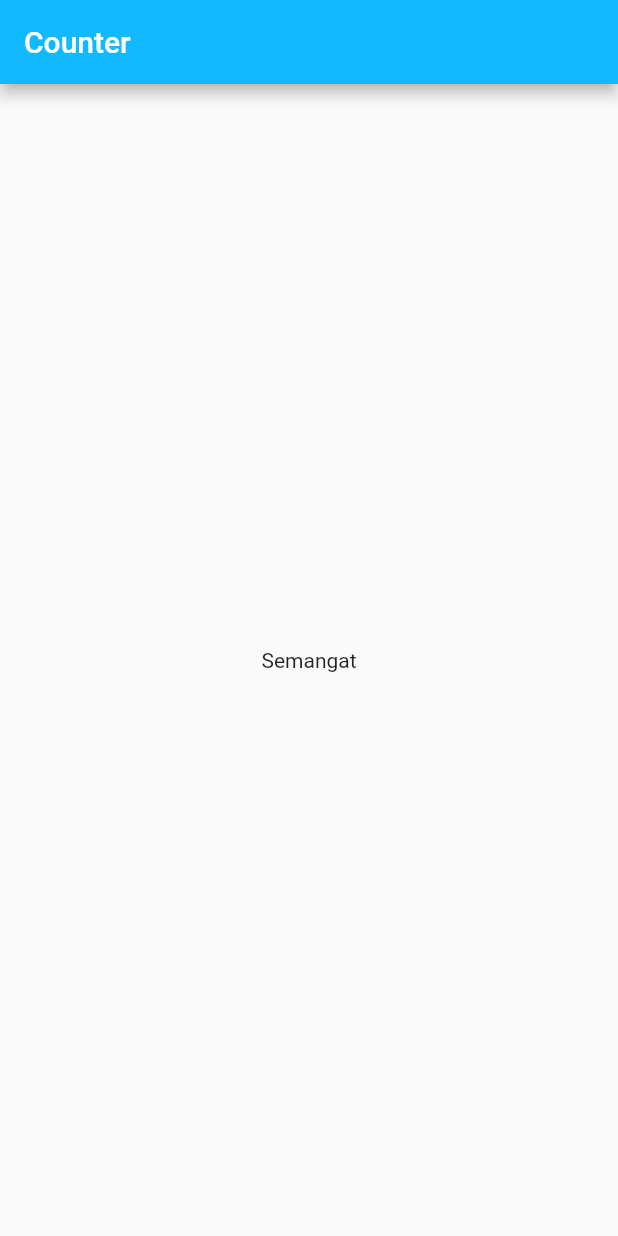
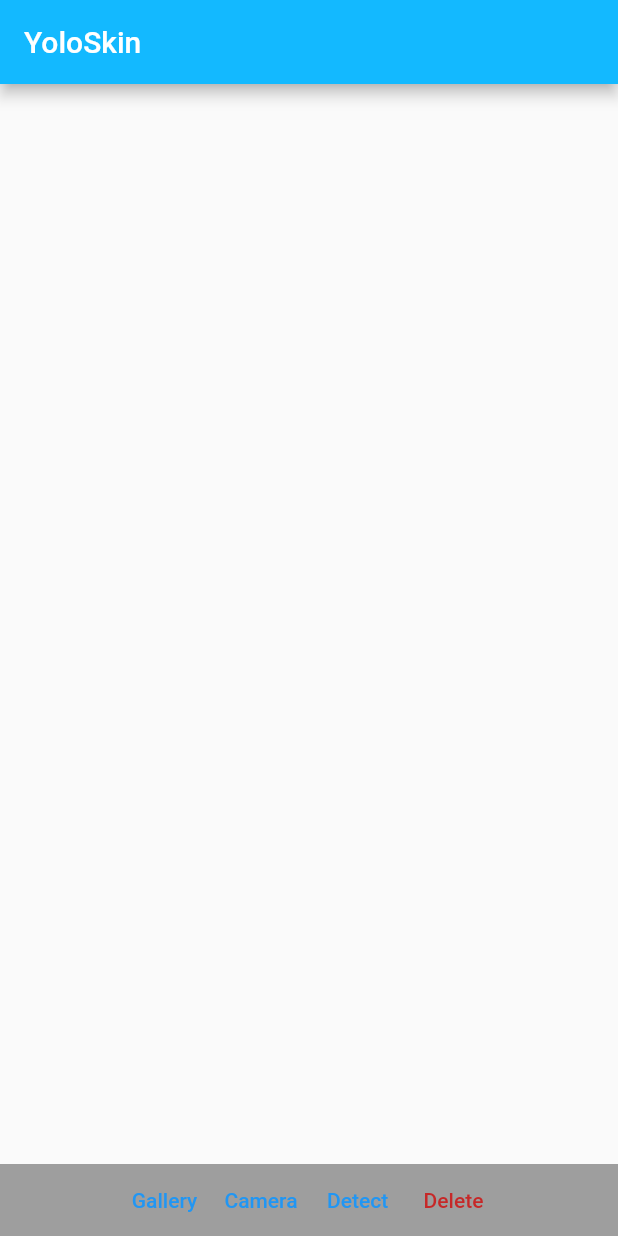
Before and after one commit to masrimanas/YoloSkin, a Flutter app: the screen it shows after launch, on a phone screen of 412 x 824 dp. Run offline on Flutter 3.47's test engine with Material 2 defaults, Android fonts, the phone set to English and light mode, and no system bars; our stand-ins replace bloc, dartz, equatable, get_it, image_picker; missing offline and left inert: pytorch_mobile; generated files the repository leaves out were written again.

Commit message:
✨ acne detection feature added

```diff
--- /dev/null
+++ b/assets/labels.csv
@@ -0,0 +1 @@
+0, 'face'
--- a/lib/app/view/app.dart
+++ b/lib/app/view/app.dart
@@ -1,6 +1,6 @@
 import 'package:flutter/material.dart';
 import 'package:flutter_localizations/flutter_localizations.dart';
-import 'package:yolo_skin/features/acne_solution/view/acne_solution_page.dart';
+import 'package:yolo_skin/features/acne_solution/acne_solution.dart';
 import 'package:yolo_skin/l10n/l10n.dart';
 
 class App extends StatelessWidget {
--- /dev/null
+++ b/lib/features/acne_solution/utils/exception.dart
@@ -0,0 +1,6 @@
+class ImageException implements Exception {
+  const ImageException({
+    required this.message,
+  });
+  final String message;
+}
--- /dev/null
+++ b/lib/features/acne_solution/utils/failure.dart
@@ -0,0 +1,18 @@
+import 'package:equatable/equatable.dart';
+
+abstract class Failure extends Equatable {
+  const Failure(this.message);
+
+  final String message;
+
+  @override
+  List<Object> get props => [message];
+}
+
+class DetectionFailure extends Failure {
+  const DetectionFailure(super.message);
+}
+
+class ImageFailure extends Failure {
+  const ImageFailure(super.message);
+}
--- a/lib/features/acne_solution/view/acne_solution_page.dart
+++ b/lib/features/acne_solution/view/acne_solution_page.dart
@@ -5,8 +5,12 @@
 // license that can be found in the LICENSE file or at
 // https://opensource.org/licenses/MIT.
 
+import 'dart:developer';
+import 'dart:io' show File;
+
 import 'package:flutter/material.dart';
-import 'package:flutter_bloc/flutter_bloc.dart';
+import 'package:yolo_skin/features/acne_solution/data/repository/acne_repository.dart';
+import 'package:yolo_skin/injection.dart' as di;
 import 'package:yolo_skin/l10n/l10n.dart';
 
 class AcneSolutionPage extends StatelessWidget {
@@ -22,28 +26,105 @@ class AcneSolutionPage extends StatelessWidget {
   }
 }
 
-class AcneSolutionView extends StatelessWidget {
+class AcneSolutionView extends StatefulWidget {
   const AcneSolutionView({super.key});
+
+  @override
+  State<AcneSolutionView> createState() => _AcneSolutionViewState();
+}
+
+class _AcneSolutionViewState extends State<AcneSolutionView> {
+  final repo = AcneRepositoryImpl(di.locator());
+  File? _file;
 
   @override
   Widget build(BuildContext context) {
     final l10n = context.l10n;
     return Scaffold(
-      appBar: AppBar(title: Text(l10n.counterAppBarTitle)),
-      body: const Center(
-        child: Text('Semangat'),
+      appBar: AppBar(title: const Text('YoloSkin')),
+      body: SafeArea(
+        child: Column(
+          mainAxisAlignment: MainAxisAlignment.end,
+          children: [
+            if (_file != null)
+              Expanded(
+                child: Image.file(
+                  _file!,
+                  fit: BoxFit.cover,
+                ),
+              ),
+            Container(
+              color: Colors.grey,
+              child: Row(
+                mainAxisAlignment: MainAxisAlignment.center,
+                children: [
+                  TextButton(
+                    child: const Text('Gallery'),
+                    onPressed: () async {
+                      final result = await repo.getImageFromGallery();
+                      result.fold(
+                        (failure) => log(failure.message),
+                        (data) => setState(() {
+                          _file = data;
+                        }),
+                      );
+                    },
+                  ),
+                  TextButton(
+                    child: const Text('Camera'),
+                    onPressed: () async {
+                      final result = await repo.getImageFromCamera();
+                      result.fold(
+                        (failure) => log(failure.message),
+                        (data) => setState(() {
+                          _file = data;
+                        }),
+                      );
+                    },
+                  ),
+                  TextButton(
+                    child: const Text('Detect'),
+                    onPressed: () async {
+                      if (_file != null) {
+                        final result = await repo.detectAcne(_file!);
+                        result.fold(
+                          (failure) => log(failure.message),
+                          (data) async {
+                            final result = data['result'].toString();
+                            log(result);
+                          },
+                        );
+                      }
+                    },
+                  ),
+                  TextButton(
+                    child: Text(
+                      'Delete',
+                      style: TextStyle(color: Colors.red[800]),
+                    ),
+                    onPressed: () {
+                      setState(() {
+                        _file = null;
+                      });
+                    },
+                  ),
+                ],
+              ),
+            ),
+          ],
+        ),
       ),
     );
   }
 }
 
-class AcneSolutionText extends StatelessWidget {
-  const AcneSolutionText({super.key});
+// class AcneSolutionText extends StatelessWidget {
+//   const AcneSolutionText({super.key});
 
-  @override
-  Widget build(BuildContext context) {
-    final theme = Theme.of(context);
+//   @override
+//   Widget build(BuildContext context) {
+//     final theme = Theme.of(context);
 
-    return Text('Bisa!', style: theme.textTheme.headline1);
-  }
-}
+//     return Text('Bisa!', style: theme.textTheme.headline1);
+//   }
+// }
--- a/lib/main_development.dart
+++ b/lib/main_development.dart
@@ -1,8 +1,10 @@
 import 'package:flutter/cupertino.dart';
 import 'package:yolo_skin/app/app.dart';
-import 'package:yolo_skin/bootstrap.dart';
+import 'package:yolo_skin/injection.dart' as di;
 
-void main() {
+void main() async {
+  WidgetsFlutterBinding.ensureInitialized();
   // bootstrap(() => const App());
+  di.init();
   runApp(const App());
 }
--- a/lib/main_production.dart
+++ b/lib/main_production.dart
@@ -1,8 +1,10 @@
 import 'package:flutter/cupertino.dart';
 import 'package:yolo_skin/app/app.dart';
-import 'package:yolo_skin/bootstrap.dart';
+import 'package:yolo_skin/injection.dart' as di;
 
-void main() {
+void main() async {
+  WidgetsFlutterBinding.ensureInitialized();
   // bootstrap(() => const App());
+  di.init();
   runApp(const App());
 }
--- a/lib/main_staging.dart
+++ b/lib/main_staging.dart
@@ -1,8 +1,10 @@
 import 'package:flutter/cupertino.dart';
 import 'package:yolo_skin/app/app.dart';
-import 'package:yolo_skin/bootstrap.dart';
+import 'package:yolo_skin/injection.dart' as di;
 
-void main() {
+void main() async {
+  WidgetsFlutterBinding.ensureInitialized();
   // bootstrap(() => const App());
+  di.init();
   runApp(const App());
 }
```
Also changed, not shown: lib/features/acne_solution/data/datasource/helpers/detection_helper.dart (added, +18 -0 lines), lib/features/acne_solution/data/datasource/helpers/image_helper.dart (added, +39 -0 lines), lib/features/acne_solution/data/datasource/local_data_source.dart (+50 -0 lines), lib/features/acne_solution/data/repository/acne_repository.dart (+48 -0 lines), lib/injection.dart (added, +26 -0 lines), pubspec.yaml (+6 -1 lines), pubspec.lock, 3 other files.
